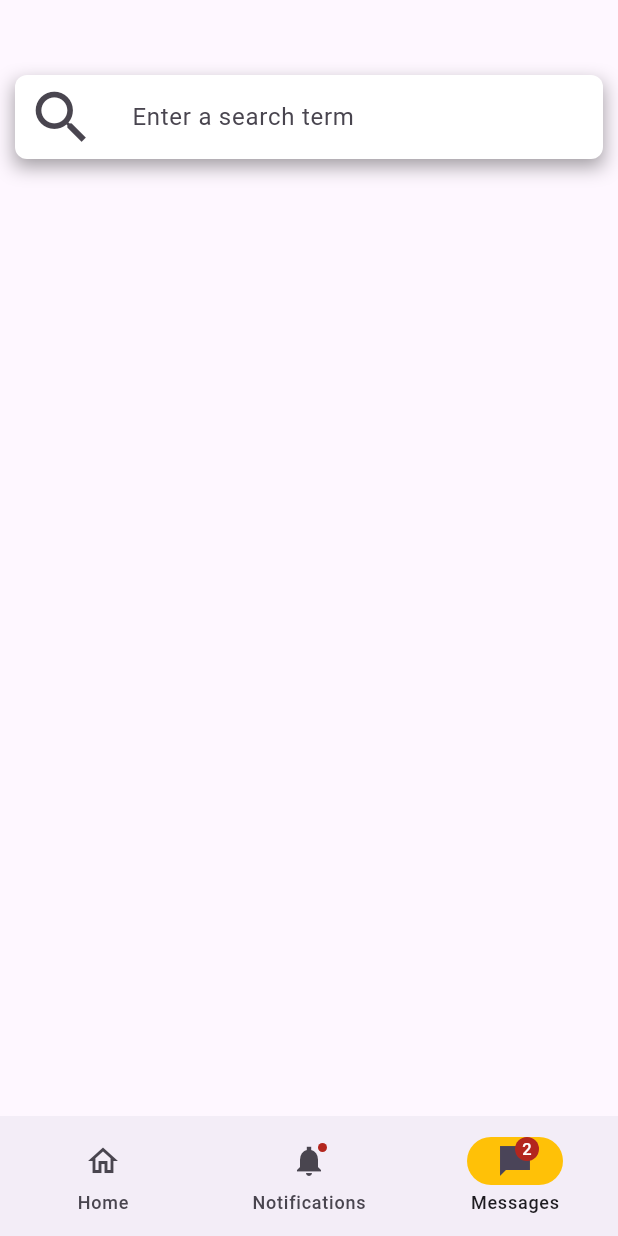
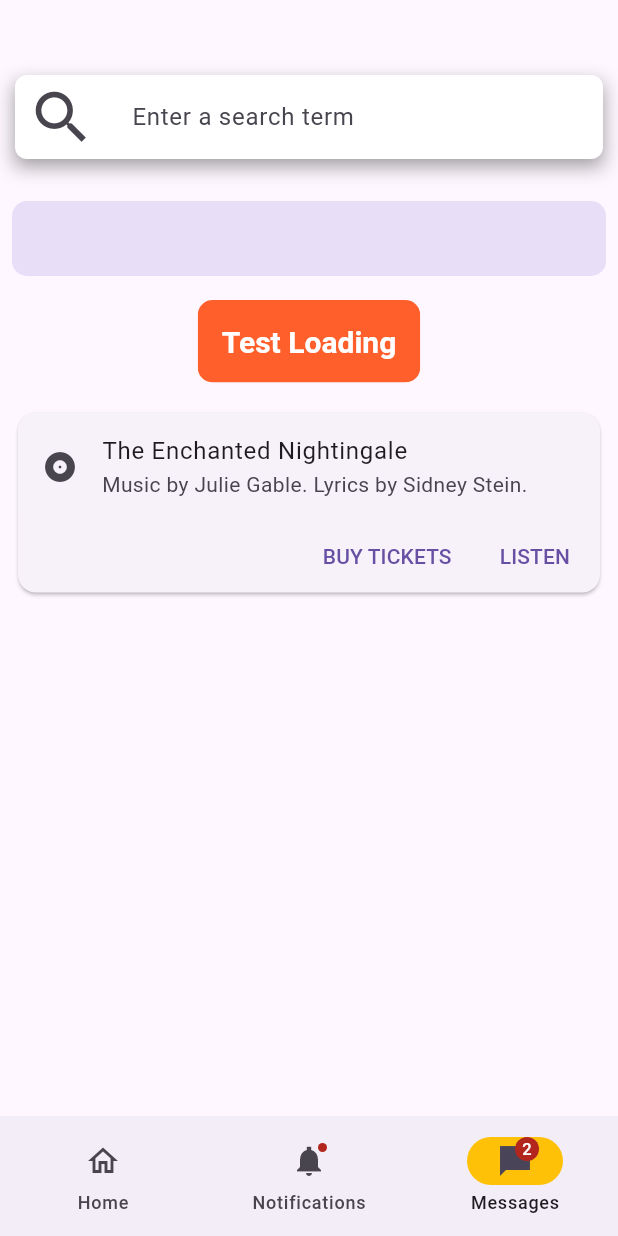
Before and after one commit to Armand96/gaboot_mobile, a Flutter app: the screen it shows after launch, item 3 of the bottom bar chosen, on a phone screen of 412 x 824 dp. Run offline on Flutter 3.47's test engine with Material 3 defaults, Android fonts, the light colour scheme and no system bars; our stand-ins replace bloc, dio, flutter_bloc, flutter_dotenv, shared_preferences.

Commit message:
card dan system warna

```diff
--- a/lib/main.dart
+++ b/lib/main.dart
@@ -1,5 +1,6 @@
 import 'package:flutter/material.dart';
 import 'package:gaboot_mobile/routing/route.dart';
+import 'package:gaboot_mobile/ui_collection/color_system.dart';
 
 void main() {
   runApp(const MyApp());
@@ -26,7 +27,7 @@ class _MyAppState extends State<MyApp> {
   ThemeData theme() {
     return ThemeData(
       // Define your app's theme here
-      primaryColor: const Color(0x009E00E8),
+      primaryColor: ColSys().primary,
       fontFamily: 'Roboto', // Set the default font family
       textTheme: const TextTheme(
         titleLarge: TextStyle(fontSize: 20.0, fontWeight: FontWeight.bold),
--- a/lib/testscreen/testscreen.dart
+++ b/lib/testscreen/testscreen.dart
@@ -1,20 +1,42 @@
 import 'package:flutter/material.dart';
 import 'package:gaboot_mobile/ui_collection/button/button.dart';
 import 'package:gaboot_mobile/ui_collection/button/google_button.dart';
+import 'package:gaboot_mobile/ui_collection/comp/card.dart';
 import 'package:gaboot_mobile/ui_collection/form/search_form.dart';
+import 'package:gaboot_mobile/ui_collection/loading/linear_loading.dart';
 
-class TestScreen extends StatelessWidget {
+class TestScreen extends StatefulWidget {
   const TestScreen({super.key});
 
-  void test(){
-    print("clicked");
+  @override
+  State<TestScreen> createState() => _TestScreenState();
+}
+
+class _TestScreenState extends State<TestScreen> with TickerProviderStateMixin {
+  late AnimationController ctrler;
+
+  @override
+  void initState() {
+    ctrler = AnimationController(
+      vsync: this,
+      // duration: const Duration(seconds: 5),
+    )..addListener(() {
+        setState(() {});
+      });
+    // ctrler.repeat(reverse: false);
+    super.initState();
+  }
+
+  void test() {
+    // print("clicked");
+    ctrler.value += .02;
   }
 
   @override
   Widget build(BuildContext context) {
     return Container(
       alignment: Alignment.topCenter,
-      child: const Column(
+      child: Column(
         // children: [
         //   Padding(
         //     padding: const EdgeInsets.fromLTRB(8, 100, 8, 8),
@@ -38,9 +60,27 @@ class TestScreen extends StatelessWidget {
         //   ),
         // ],
         children: [
-          Padding(
+          const Padding(
             padding: EdgeInsets.only(top: 50.0, left: 10, right: 10),
             child: SearchForm(),
+          ),
+          Padding(
+            padding: const EdgeInsets.only(top: 20.0),
+            child: LinearLoading(ctrl: ctrler),
+          ),
+          Padding(
+            padding: const EdgeInsets.fromLTRB(8, 8, 8, 8),
+            child: Button(
+                btnColor: "danger",
+                enabled: true,
+                fullWidth: false,
+                text: "Test Loading",
+                isOutline: false,
+                funcs: test),
+          ),
+          const Padding(
+            padding: EdgeInsets.all(8),
+            child: CardProduct(),
           )
         ],
       ),
--- a/lib/ui_collection/button/button.dart
+++ b/lib/ui_collection/button/button.dart
@@ -1,4 +1,5 @@
 import 'package:flutter/material.dart';
+import 'package:gaboot_mobile/ui_collection/color_system.dart';
 
 class Button extends StatelessWidget {
   final String? btnColor;
@@ -7,7 +8,9 @@ class Button extends StatelessWidget {
   final bool fullWidth;
   final bool isOutline;
   final Function() funcs;
-  const Button(
+  final ColSys colsys = ColSys();
+
+  Button(
       {super.key,
       this.btnColor,
       required this.enabled,
@@ -16,47 +19,47 @@ class Button extends StatelessWidget {
       required this.isOutline,
       required this.funcs});
 
-  Color? appBtnColor() {
+  Color? appBtnColor(BuildContext context) {
     if (enabled) {
       switch (btnColor) {
         case "primary":
-          return Colors.purple;
+          return colsys.primary;
         case "success":
-          return Colors.green;
+          return colsys.success;
         case "info":
-          return Colors.blue;
+          return colsys.info;
         case "warning":
-          return Colors.yellow;
+          return colsys.warning;
         case "danger":
-          return Colors.red;
+          return colsys.danger;
         case "dark":
           return Colors.black87;
         default:
-          return Colors.purple;
+          return colsys.primary;
       }
     } else {
       switch (btnColor) {
         case "primary":
-          return Colors.purple[100];
+          return colsys.primaryDisabled;
         case "success":
-          return Colors.green[100];
+          return colsys.successDisabled;
         case "info":
-          return Colors.blue[100];
+          return colsys.infoDisabled;
         case "warning":
-          return Colors.yellow[100];
+          return colsys.warningDisabled;
         case "danger":
-          return Colors.red[100];
+          return colsys.dangerDisabled;
         case "dark":
           return Colors.black26;
         default:
-          return Colors.purple[100];
+          return colsys.primaryDisabled;
       }
     }
   }
 
   @override
   Widget build(BuildContext context) {
-    Color? colors = appBtnColor();
+    Color? colors = appBtnColor(context);
     return ClipRRect(
       borderRadius: BorderRadius.circular(4),
       child: Stack(
@@ -64,10 +67,10 @@ class Button extends StatelessWidget {
           Positioned.fill(
             child: Container(
               decoration: BoxDecoration(
-                color: isOutline ? null : colors,
-                borderRadius: const BorderRadius.all(Radius.circular(10)),
-                border: !isOutline ? null : Border.all(color: colors!, width: 2)
-              ),
+                  color: isOutline ? null : colors,
+                  borderRadius: const BorderRadius.all(Radius.circular(10)),
+                  border:
+                      !isOutline ? null : Border.all(color: colors!, width: 2)),
             ),
           ),
           TextButton(
@@ -75,7 +78,8 @@ class Button extends StatelessWidget {
               minimumSize: fullWidth ? const Size.fromHeight(50) : null,
               foregroundColor: isOutline ? colors : Colors.white,
               padding: const EdgeInsets.all(16.0),
-              textStyle: const TextStyle(fontSize: 20, fontWeight: FontWeight.bold),
+              textStyle:
+                  const TextStyle(fontSize: 20, fontWeight: FontWeight.bold),
             ),
             onPressed: enabled ? funcs : null,
             child: Text(text),
--- /dev/null
+++ b/lib/ui_collection/color_system.dart
@@ -0,0 +1,19 @@
+import 'package:flutter/material.dart';
+
+class ColSys {
+
+  ColSys();
+  // ============================= MAIN COLOR
+  Color primary = const Color(0xFF9E00E8);
+  Color success = const Color(0xFF9CE20F);
+  Color info = const Color(0xFF00BBFF);
+  Color warning = const Color(0xFFFFD107);
+  Color danger = const Color(0xFFFF602B);
+
+  // ============================= DISABLED COLOR
+  Color primaryDisabled = const Color.fromARGB(255, 211, 156, 237);
+  Color successDisabled = const Color.fromARGB(255, 199, 226, 145);
+  Color infoDisabled = const Color.fromARGB(255, 180, 234, 254);
+  Color warningDisabled = const Color.fromARGB(255, 253, 245, 205);
+  Color dangerDisabled = const Color.fromARGB(255, 255, 189, 167);
+}
--- /dev/null
+++ b/lib/ui_collection/comp/card.dart
@@ -0,0 +1,36 @@
+import 'package:flutter/material.dart';
+
+class CardProduct extends StatelessWidget {
+  const CardProduct({super.key});
+
+  @override
+  Widget build(BuildContext context) {
+    return Card(
+      child: Column(
+        mainAxisSize: MainAxisSize.min,
+        children: <Widget>[
+          const ListTile(
+            leading: Icon(Icons.album),
+            title: Text('The Enchanted Nightingale'),
+            subtitle: Text('Music by Julie Gable. Lyrics by Sidney Stein.'),
+          ),
+          Row(
+            mainAxisAlignment: MainAxisAlignment.end,
+            children: <Widget>[
+              TextButton(
+                child: const Text('BUY TICKETS'),
+                onPressed: () {/* ... */},
+              ),
+              const SizedBox(width: 8),
+              TextButton(
+                child: const Text('LISTEN'),
+                onPressed: () {/* ... */},
+              ),
+              const SizedBox(width: 8),
+            ],
+          ),
+        ],
+      ),
+    );
+  }
+}
--- /dev/null
+++ b/lib/ui_collection/loading/linear_loading.dart
@@ -0,0 +1,57 @@
+import 'package:flutter/material.dart';
+import 'package:gaboot_mobile/ui_collection/color_system.dart';
+
+class LinearLoading extends StatefulWidget {
+  final AnimationController ctrl;
+  const LinearLoading({super.key, required this.ctrl});
+
+  @override
+  // ignore: no_logic_in_create_state
+  State<LinearLoading> createState() => _LinearLoadingState(controller: ctrl);
+}
+
+class _LinearLoadingState extends State<LinearLoading>
+    with TickerProviderStateMixin {
+  late AnimationController controller;
+
+  _LinearLoadingState({required this.controller});
+
+  // @override
+  // void initState() {
+  //   controller = AnimationController(
+  //     /// [AnimationController]s can be created with `vsync: this` because of
+  //     /// [TickerProviderStateMixin].
+  //     vsync: this,
+  //     duration: const Duration(seconds: 5),
+  //   )..addListener(() {
+  //       setState(() {});
+  //     });
+  //   controller.repeat(reverse: false);
+  //   super.initState();
+  // }
+
+  @override
+  void dispose() {
+    controller.dispose();
+    super.dispose();
+  }
+
+  @override
+  Widget build(BuildContext context) {
+    return Padding(
+      padding: const EdgeInsets.all(8.0),
+      child: Column(
+        // mainAxisAlignment: MainAxisAlignment.spaceEvenly,
+        children: <Widget>[
+          LinearProgressIndicator(
+            value: controller.value,
+            semanticsLabel: 'Linear progress indicator',
+            color: ColSys().primary,
+            minHeight: 50,
+            borderRadius: const BorderRadius.all(Radius.circular(10)),
+          ),
+        ],
+      ),
+    );
+  }
+}
```
